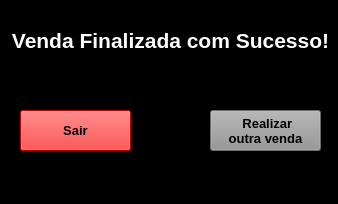
Above: ui/pos_venda.ui from TiagoTHS/Sistema-Simples-de-Cadastro before the change. Below: the same form after it.
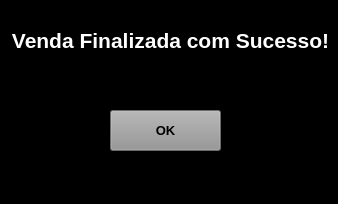
That is the form after the change.

Diff of the .ui file:
```diff
--- a/ui/pos_venda.ui
+++ b/ui/pos_venda.ui
@@ -39,7 +39,7 @@
    <widget class="QPushButton" name="pushButton">
     <property name="geometry">
      <rect>
-      <x>210</x>
+      <x>110</x>
       <y>110</y>
       <width>111</width>
       <height>41</height>
@@ -56,31 +56,7 @@
      <string notr="true">background-color: rgb(148, 148, 148);</string>
     </property>
     <property name="text">
-     <string> Realizar 
-outra venda</string>
-    </property>
-   </widget>
-   <widget class="QPushButton" name="pushButton_2">
-    <property name="geometry">
-     <rect>
-      <x>20</x>
-      <y>110</y>
-      <width>111</width>
-      <height>41</height>
-     </rect>
-    </property>
-    <property name="font">
-     <font>
-      <pointsize>10</pointsize>
-      <weight>75</weight>
-      <bold>true</bold>
-     </font>
-    </property>
-    <property name="styleSheet">
-     <string notr="true">background-color: rgb(255, 0, 0);</string>
-    </property>
-    <property name="text">
-     <string>Sair</string>
+     <string>OK</string>
     </property>
    </widget>
   </widget>
```
